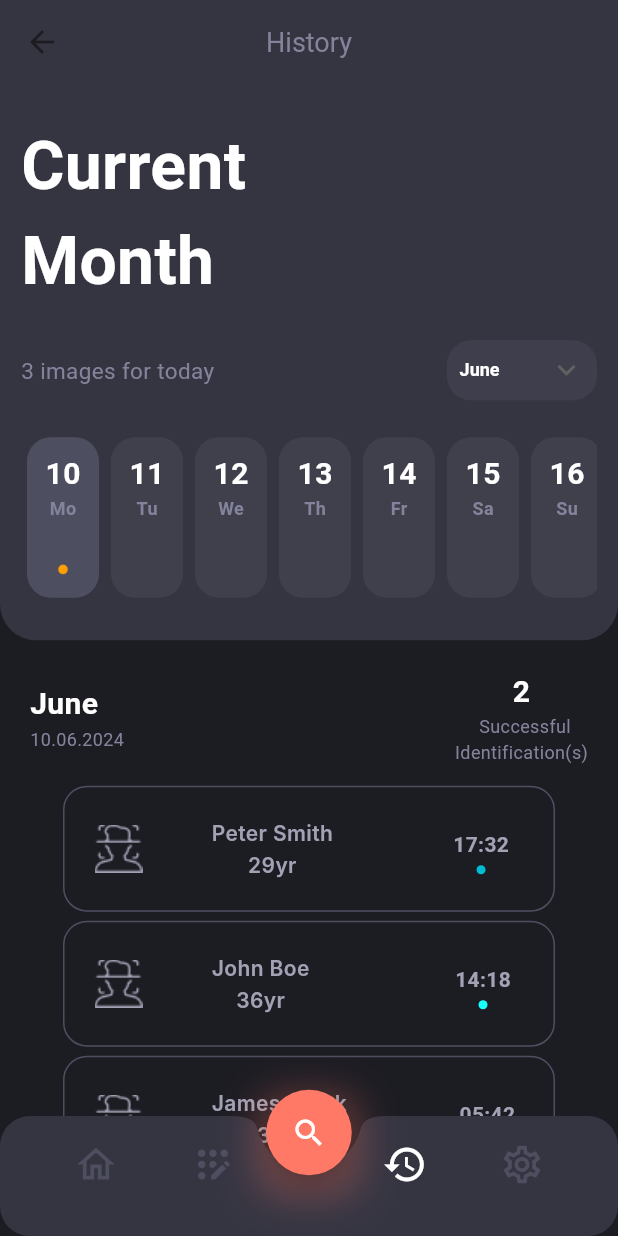
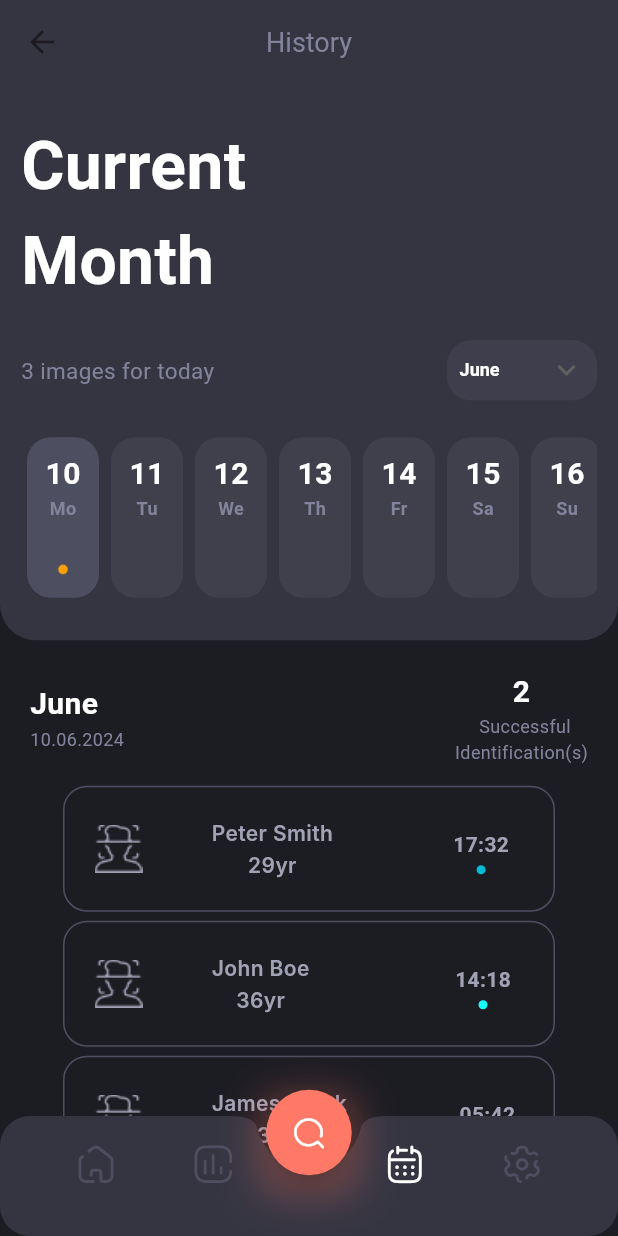
Before and after one commit to AhmedTarek42/Eyewitness-Visualizer, a Flutter app: the EyewitnessVisualizerLayout screen opened directly, item 3 of the bottom bar chosen, on a phone screen of 412 x 824 dp. Run offline on Flutter 3.47's test engine with Material 3 defaults, Android fonts, the phone set to English and light mode, and no system bars; our stand-ins replace bloc, cloud_firestore, conditional_builder_null_safety, dio, firebase_auth, firebase_core and 10 more; missing offline and left inert: circular_seek_bar, flutter_facebook_auth; accounts and stored records are empty; Roboto replaces fonts that are missing (Inter).

Commit message:
changing icons

```diff
--- a/lib/layout/eyewitness_visualizer_app/eyewitness_visualizer_layout.dart
+++ b/lib/layout/eyewitness_visualizer_app/eyewitness_visualizer_layout.dart
@@ -1,6 +1,7 @@
 import 'package:flutter/cupertino.dart';
 import 'package:flutter/material.dart';
 import 'package:flutter_bloc/flutter_bloc.dart';
+import 'package:graduation_project/shared/styles/icon_broken.dart';
 
 import '../../modules/eyewitness_visualizer_app/cubit/cubit.dart';
 import '../../modules/eyewitness_visualizer_app/cubit/states.dart';
@@ -45,7 +46,7 @@
                     ),
                     onPressed: () {},
                     child: const Icon(
-                      Icons.search,
+                      IconBroken.Search,
                       color: Colors.white,
                     ),
 
@@ -64,14 +65,14 @@
                     mainAxisAlignment: MainAxisAlignment.spaceAround,
                     children: <Widget>[
                       IconBottomBar(
-                        icon: Icons.home_outlined,
+                        icon: IconBroken.Home,
                         selected: cubit.currentIndex==0,
                         onPressed: () {
                         cubit.changeBottom(0);
                         cubit.bottomScreens;
                       },),
                       IconBottomBar(
-                        icon: Icons.app_registration_rounded,
+                        icon: IconBroken.Chart,
                         selected: cubit.currentIndex==1,
                         onPressed: () {
                           cubit.changeBottom(1);
@@ -80,14 +81,14 @@
 
                   const SizedBox(width: 20,),
                       IconBottomBar(
-                        icon: Icons.history,
+                        icon: IconBroken.Calendar,
                         selected: cubit.currentIndex==2,
                         onPressed: () {
                           cubit.changeBottom(2);
                           cubit.bottomScreens;
                         },),
                       IconBottomBar(
-                        icon: Icons.settings_outlined,
+                        icon: IconBroken.Setting,
                         selected: cubit.currentIndex==3,
                         onPressed: () {
                           cubit.changeBottom(3);
--- /dev/null
+++ b/lib/shared/styles/icon_broken.dart
@@ -0,0 +1,115 @@
+// Place fonts/icons.ttf in your fonts/ directory and
+// add the following to your pubspec.yaml
+// flutter:
+//   fonts:
+//    - family: Iconly-Broken
+//      fonts:
+//       - asset: fonts/icons.ttf
+import 'package:flutter/widgets.dart';
+
+class IconBroken {
+  IconBroken._();
+
+  static const String _fontFamily = 'IconBroken';
+
+  static const IconData User = IconData(0xe900, fontFamily: _fontFamily);
+  static const IconData User1 = IconData(0xe901, fontFamily: _fontFamily);
+  static const IconData Activity = IconData(0xe902, fontFamily: _fontFamily);
+  static const IconData Add_User = IconData(0xe903, fontFamily: _fontFamily);
+  static const IconData Arrow___Down_2 = IconData(0xe904, fontFamily: _fontFamily);
+  static const IconData Arrow___Down_3 = IconData(0xe905, fontFamily: _fontFamily);
+  static const IconData Arrow___Down_Circle = IconData(0xe906, fontFamily: _fontFamily);
+  static const IconData Arrow___Down_Square = IconData(0xe907, fontFamily: _fontFamily);
+  static const IconData Arrow___Down = IconData(0xe908, fontFamily: _fontFamily);
+  static const IconData Arrow___Left_2 = IconData(0xe909, fontFamily: _fontFamily);
+  static const IconData Arrow___Left_3 = IconData(0xe90a, fontFamily: _fontFamily);
+  static const IconData Arrow___Left_Circle = IconData(0xe90b, fontFamily: _fontFamily);
+  static const IconData Arrow___Left_Square = IconData(0xe90c, fontFamily: _fontFamily);
+  static const IconData Arrow___Left = IconData(0xe90d, fontFamily: _fontFamily);
+  static const IconData Arrow___Right_2 = IconData(0xe90e, fontFamily: _fontFamily);
+  static const IconData Arrow___Right_3 = IconData(0xe90f, fontFamily: _fontFamily);
+  static const IconData Arrow___Right_Circle = IconData(0xe910, fontFamily: _fontFamily);
+  static const IconData Arrow___Right_Square = IconData(0xe911, fontFamily: _fontFamily);
+  static const IconData Arrow___Right = IconData(0xe912, fontFamily: _fontFamily);
+  static const IconData Arrow___Up_2 = IconData(0xe913, fontFamily: _fontFamily);
+  static const IconData Arrow___Up_3 = IconData(0xe914, fontFamily: _fontFamily);
+  static const IconData Arrow___Up_Circle = IconData(0xe915, fontFamily: _fontFamily);
+  static const IconData Arrow___Up_Square = IconData(0xe916, fontFamily: _fontFamily);
+  static const IconData Arrow___Up = IconData(0xe917, fontFamily: _fontFamily);
+  static const IconData Bag_2 = IconData(0xe918, fontFamily: _fontFamily);
+  static const IconData Bag = IconData(0xe919, fontFamily: _fontFamily);
+  static const IconData Bookmark = IconData(0xe91a, fontFamily: _fontFamily);
+  static const IconData Buy = IconData(0xe91b, fontFamily: _fontFamily);
+  static const IconData Calendar = IconData(0xe91c, fontFamily: _fontFamily);
+  static const IconData Call_Missed = IconData(0xe91d, fontFamily: _fontFamily);
+  static const IconData Call_Silent = IconData(0xe91e, fontFamily: _fontFamily);
+  static const IconData Call = IconData(0xe91f, fontFamily: _fontFamily);
+  static const IconData Calling = IconData(0xe920, fontFamily: _fontFamily);
+  static const IconData Camera = IconData(0xe921, fontFamily: _fontFamily);
+  static const IconData Category = IconData(0xe922, fontFamily: _fontFamily);
+  static const IconData Chart = IconData(0xe923, fontFamily: _fontFamily);
+  static const IconData Chat = IconData(0xe924, fontFamily: _fontFamily);
+  static const IconData Close_Square = IconData(0xe925, fontFamily: _fontFamily);
+  static const IconData Danger = IconData(0xe926, fontFamily: _fontFamily);
+  static const IconData Delete = IconData(0xe927, fontFamily: _fontFamily);
+  static const IconData Discount = IconData(0xe928, fontFamily: _fontFamily);
+  static const IconData Discovery = IconData(0xe929, fontFamily: _fontFamily);
+  static const IconData Document = IconData(0xe92a, fontFamily: _fontFamily);
+  static const IconData Download = IconData(0xe92b, fontFamily: _fontFamily);
+  static const IconData Edit_Square = IconData(0xe92c, fontFamily: _fontFamily);
+  static const IconData Edit = IconData(0xe92d, fontFamily: _fontFamily);
+  static const IconData Filter_2 = IconData(0xe92e, fontFamily: _fontFamily);
+  static const IconData Filter = IconData(0xe92f, fontFamily: _fontFamily);
+  static const IconData Folder = IconData(0xe930, fontFamily: _fontFamily);
+  static const IconData Game = IconData(0xe931, fontFamily: _fontFamily);
+  static const IconData Graph = IconData(0xe932, fontFamily: _fontFamily);
+  static const IconData Heart = IconData(0xe933, fontFamily: _fontFamily);
+  static const IconData Hide = IconData(0xe934, fontFamily: _fontFamily);
+  static const IconData Home = IconData(0xe935, fontFamily: _fontFamily);
+  static const IconData Image_2 = IconData(0xe936, fontFamily: _fontFamily);
+  static const IconData Image = IconData(0xe937, fontFamily: _fontFamily);
+  static const IconData Info_Circle = IconData(0xe938, fontFamily: _fontFamily);
+  static const IconData Info_Square = IconData(0xe939, fontFamily: _fontFamily);
+  static const IconData Location = IconData(0xe93a, fontFamily: _fontFamily);
+  static const IconData Lock = IconData(0xe93b, fontFamily: _fontFamily);
+  static const IconData Login = IconData(0xe93c, fontFamily: _fontFamily);
+  static const IconData Logout = IconData(0xe93d, fontFamily: _fontFamily);
+  static const IconData Message = IconData(0xe93e, fontFamily: _fontFamily);
+  static const IconData More_Circle = IconData(0xe93f, fontFamily: _fontFamily);
+  static const IconData More_Square = IconData(0xe940, fontFamily: _fontFamily);
+  static const IconData Notification = IconData(0xe941, fontFamily: _fontFamily);
+  static const IconData Paper_Download = IconData(0xe942, fontFamily: _fontFamily);
+  static const IconData Paper_Fail = IconData(0xe943, fontFamily: _fontFamily);
+  static const IconData Paper_Negative = IconData(0xe944, fontFamily: _fontFamily);
+  static const IconData Paper_Plus = IconData(0xe945, fontFamily: _fontFamily);
+  static const IconData Paper_Upload = IconData(0xe946, fontFamily: _fontFamily);
+  static const IconData Paper = IconData(0xe947, fontFamily: _fontFamily);
+  static const IconData Password = IconData(0xe948, fontFamily: _fontFamily);
+  static const IconData Play = IconData(0xe949, fontFamily: _fontFamily);
+  static const IconData Plus = IconData(0xe94a, fontFamily: _fontFamily);
+  static const IconData Profile = IconData(0xe94b, fontFamily: _fontFamily);
+  static const IconData Scan = IconData(0xe94c, fontFamily: _fontFamily);
+  static const IconData Search = IconData(0xe94d, fontFamily: _fontFamily);
+  static const IconData Send = IconData(0xe94e, fontFamily: _fontFamily);
+  static const IconData Setting = IconData(0xe94f, fontFamily: _fontFamily);
+  static const IconData Shield_Done = IconData(0xe950, fontFamily: _fontFamily);
+  static const IconData Shield_Fail = IconData(0xe951, fontFamily: _fontFamily);
+  static const IconData Show = IconData(0xe952, fontFamily: _fontFamily);
+  static const IconData Star = IconData(0xe953, fontFamily: _fontFamily);
+  static const IconData Swap = IconData(0xe954, fontFamily: _fontFamily);
+  static const IconData Tick_Square = IconData(0xe955, fontFamily: _fontFamily);
+  static const IconData Ticket_Star = IconData(0xe956, fontFamily: _fontFamily);
+  static const IconData Ticket = IconData(0xe957, fontFamily: _fontFamily);
+  static const IconData Time_Circle = IconData(0xe958, fontFamily: _fontFamily);
+  static const IconData Time_Square = IconData(0xe959, fontFamily: _fontFamily);
+  static const IconData Unlock = IconData(0xe95a, fontFamily: _fontFamily);
+  static const IconData Upload = IconData(0xe95b, fontFamily: _fontFamily);
+  static const IconData Video = IconData(0xe95c, fontFamily: _fontFamily);
+  static const IconData Voice_2 = IconData(0xe95d, fontFamily: _fontFamily);
+  static const IconData Voice = IconData(0xe95e, fontFamily: _fontFamily);
+  static const IconData Volume_Down = IconData(0xe95f, fontFamily: _fontFamily);
+  static const IconData Volume_Off = IconData(0xe960, fontFamily: _fontFamily);
+  static const IconData Volume_Up = IconData(0xe961, fontFamily: _fontFamily);
+  static const IconData Wallet = IconData(0xe962, fontFamily: _fontFamily);
+  static const IconData Work = IconData(0xe963, fontFamily: _fontFamily);
+}
--- a/pubspec.yaml
+++ b/pubspec.yaml
@@ -120,6 +120,10 @@
     - assets/images/faceRecognition.png
     - assets/images/Group.png
     - assets/images/shika.jpg
+  fonts:
+    - family: IconBroken
+      fonts:
+        - asset: assets/fonts/icons.ttf
 
   # To add assets to your application, add an assets section, like this:
   # assets:
```
Also changed, not shown: assets/fonts/icons.ttf (added).
